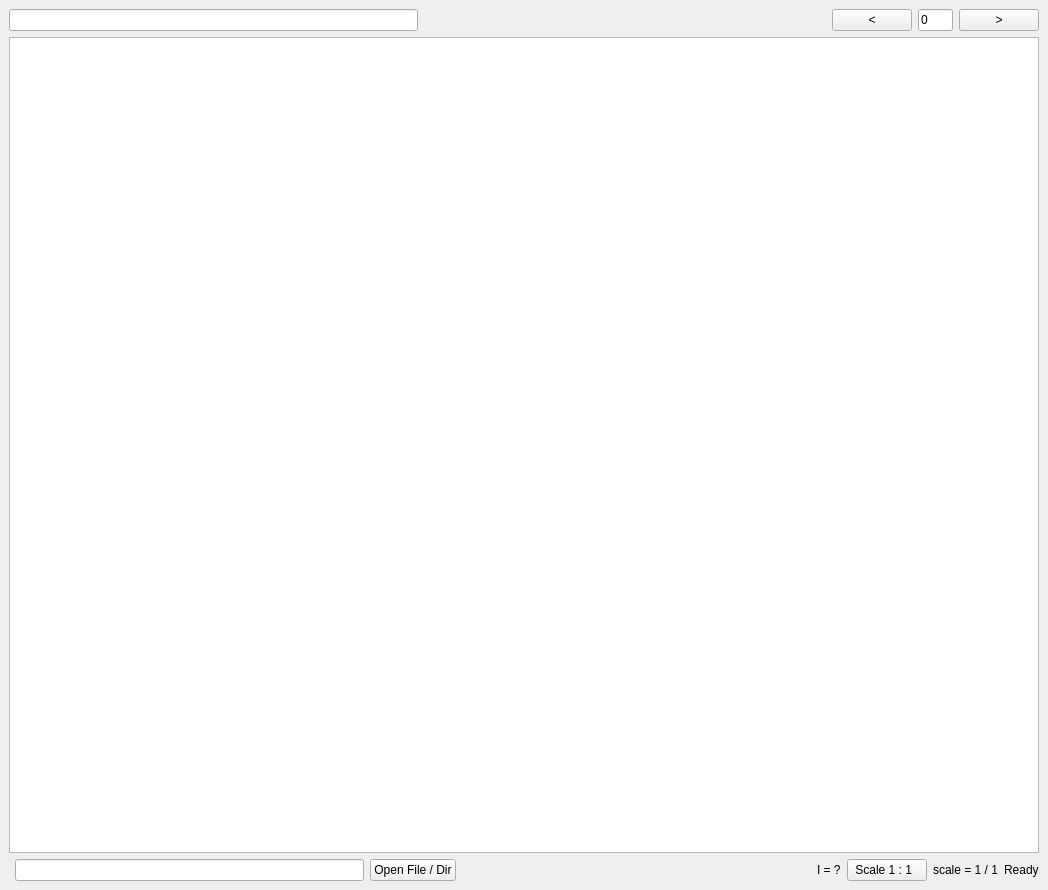
Old version of the form src/client/view_client.ui in the repository ccp4/DUI2.
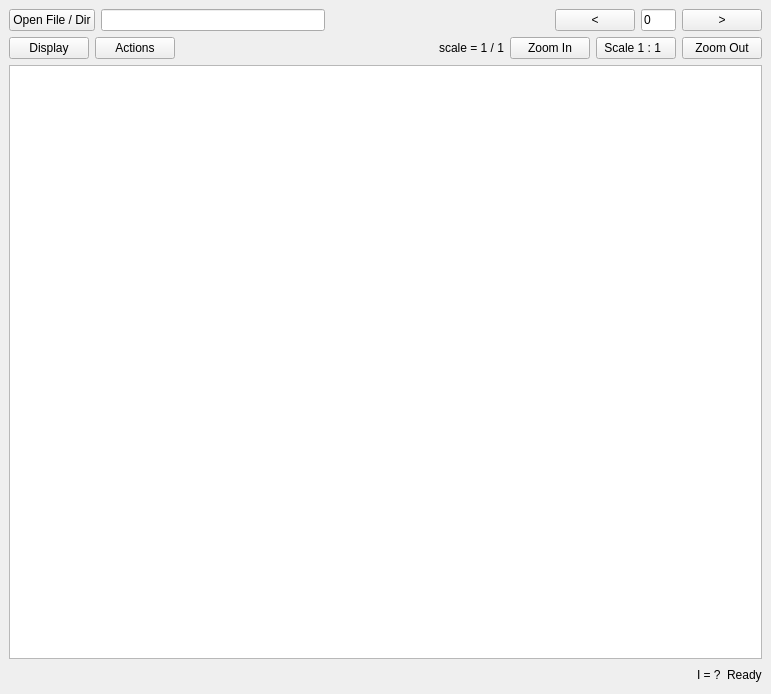
New version of the form.

Commit message: bug fix on independent image viewer

Patch:
```diff
--- a/src/client/view_client.ui
+++ b/src/client/view_client.ui
@@ -6,66 +6,28 @@
    <rect>
     <x>0</x>
     <y>0</y>
-    <width>1048</width>
-    <height>890</height>
+    <width>771</width>
+    <height>694</height>
    </rect>
   </property>
   <property name="windowTitle">
    <string>MainWindow</string>
   </property>
   <widget class="QWidget" name="centralwidget">
-   <layout class="QGridLayout" name="gridLayout_3">
-    <item row="2" column="1">
-     <widget class="QLineEdit" name="IntroPathEdit"/>
-    </item>
-    <item row="2" column="7">
-     <widget class="QLabel" name="OutuputStatLabel">
-      <property name="text">
-       <string>Ready</string>
-      </property>
-     </widget>
-    </item>
-    <item row="2" column="6">
-     <widget class="QLabel" name="InvScaleLabel">
-      <property name="text">
-       <string>scale = 1 / 1</string>
-      </property>
-     </widget>
-    </item>
-    <item row="2" column="3">
-     <spacer name="horizontalSpacer_2">
-      <property name="orientation">
-       <enum>Qt::Horizontal</enum>
-      </property>
-      <property name="sizeHint" stdset="0">
-       <size>
-        <width>40</width>
-        <height>20</height>
-       </size>
-      </property>
-     </spacer>
-    </item>
-    <item row="2" column="5">
-     <widget class="QPushButton" name="ScaleOneOneButton">
-      <property name="text">
-       <string>Scale 1 : 1  </string>
-      </property>
-     </widget>
-    </item>
-    <item row="2" column="2">
+   <layout class="QGridLayout" name="gridLayout">
+    <item row="0" column="0">
+     <layout class="QVBoxLayout" name="verticalLayout">
+      <item>
+       <layout class="QHBoxLayout" name="horizontalLayout">
+        <item>
      <widget class="QPushButton" name="OpenFileButton">
       <property name="text">
        <string>Open File / Dir</string>
       </property>
      </widget>
     </item>
-    <item row="1" column="0" colspan="8">
-     <widget class="QGraphicsView" name="imageView"/>
-    </item>
-    <item row="0" column="0" colspan="8">
-     <layout class="QHBoxLayout" name="horizontalLayout">
       <item>
-       <widget class="QLineEdit" name="IntroNodeEdit"/>
+         <widget class="QLineEdit" name="IntroPathEdit"/>
       </item>
       <item>
        <spacer name="horizontalSpacer">
@@ -115,12 +77,100 @@
       </item>
      </layout>
     </item>
-    <item row="2" column="4">
+      <item>
+       <layout class="QHBoxLayout" name="horizontalLayout_7">
+        <item>
+         <widget class="QPushButton" name="DisplayButton">
+          <property name="text">
+           <string>Display</string>
+          </property>
+         </widget>
+        </item>
+        <item>
+         <widget class="QPushButton" name="ActionsButton">
+          <property name="text">
+           <string>Actions</string>
+          </property>
+         </widget>
+        </item>
+        <item>
+         <spacer name="horizontalSpacer_3">
+          <property name="orientation">
+           <enum>Qt::Horizontal</enum>
+          </property>
+          <property name="sizeHint" stdset="0">
+           <size>
+            <width>40</width>
+            <height>20</height>
+           </size>
+          </property>
+         </spacer>
+        </item>
+        <item>
+         <widget class="QLabel" name="InvScaleLabel">
+          <property name="text">
+           <string>scale = 1 / 1</string>
+          </property>
+         </widget>
+        </item>
+        <item>
+         <widget class="QPushButton" name="ZoomInButton">
+          <property name="text">
+           <string>Zoom In</string>
+          </property>
+         </widget>
+        </item>
+        <item>
+         <widget class="QPushButton" name="ScaleOneOneButton">
+          <property name="text">
+           <string>Scale 1 : 1  </string>
+          </property>
+         </widget>
+        </item>
+        <item>
+         <widget class="QPushButton" name="ZoomOutButton">
+          <property name="text">
+           <string>Zoom Out</string>
+          </property>
+         </widget>
+        </item>
+       </layout>
+      </item>
+      <item>
+       <widget class="QGraphicsView" name="imageView"/>
+      </item>
+      <item>
+       <layout class="QHBoxLayout" name="horizontalLayout_2">
+        <item>
+         <spacer name="horizontalSpacer_2">
+          <property name="orientation">
+           <enum>Qt::Horizontal</enum>
+          </property>
+          <property name="sizeHint" stdset="0">
+           <size>
+            <width>40</width>
+            <height>20</height>
+           </size>
+          </property>
+         </spacer>
+        </item>
+        <item>
      <widget class="QLabel" name="IntensLabel">
       <property name="text">
        <string>I = ?</string>
       </property>
      </widget>
+        </item>
+        <item>
+         <widget class="QLabel" name="OutuputStatLabel">
+          <property name="text">
+           <string>Ready</string>
+          </property>
+         </widget>
+        </item>
+       </layout>
+      </item>
+     </layout>
     </item>
    </layout>
   </widget>
```
Lines whose indentation alone changed are shown as unchanged. The commit also changes 2 other files.
